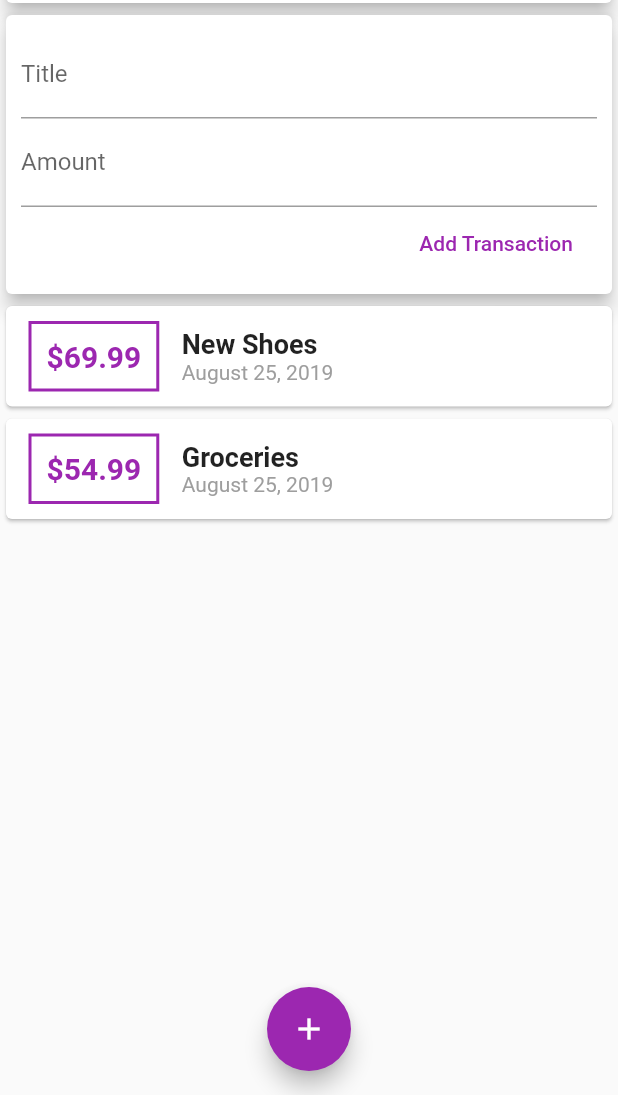
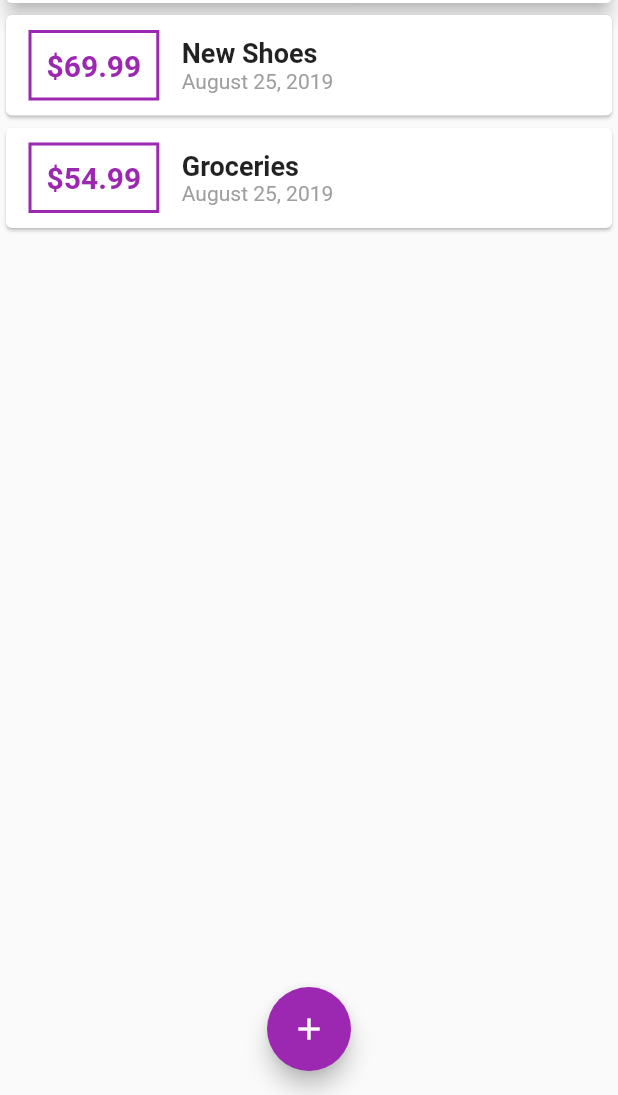
Before and after one commit to jnav24/flutter_expense, a Flutter app: the screen it shows after launch, on a phone screen of 412 x 824 dp, the part 141-1236 px from its top. Run offline on Flutter 3.47's test engine with Material 2 defaults, Android fonts, the phone set to English and light mode, and no system bars.

Commit message:
removed transaction form from column

```diff
--- a/lib/home.dart
+++ b/lib/home.dart
@@ -91,7 +91,6 @@ class _HomeState extends State<Home> {
 							),
 							elevation: 5,
 						),
-						TransactionForm(this._addNewTransaction),
 						TransactionList(this._transactionList),
 					],
 					crossAxisAlignment: CrossAxisAlignment.stretch,
```
